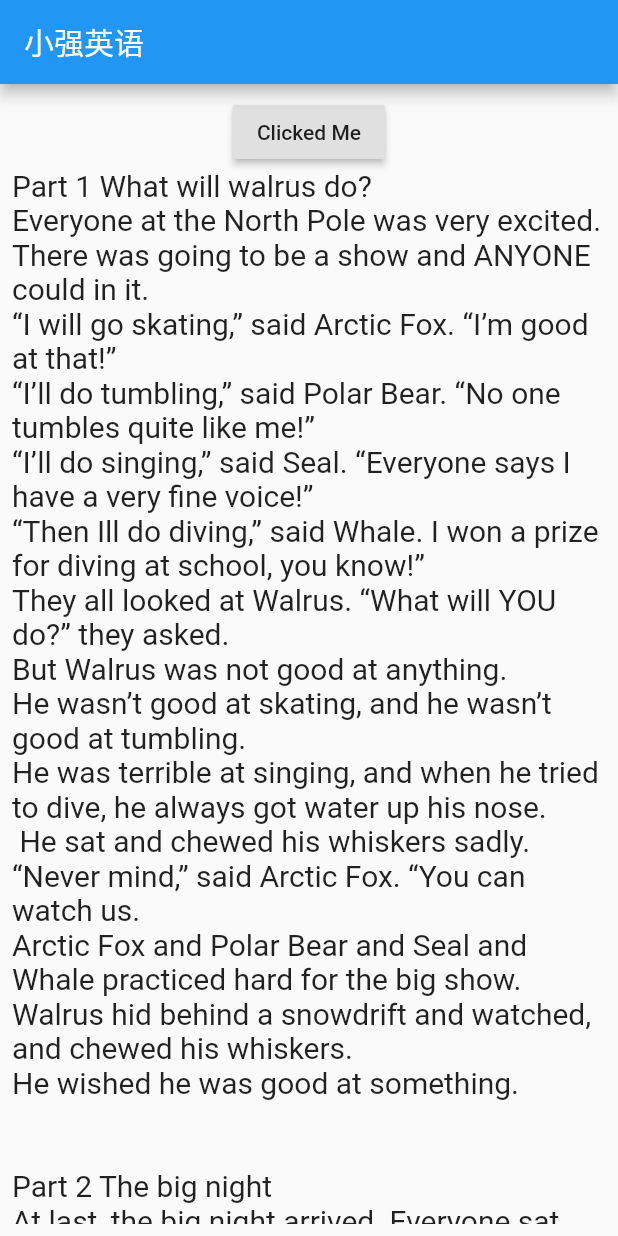
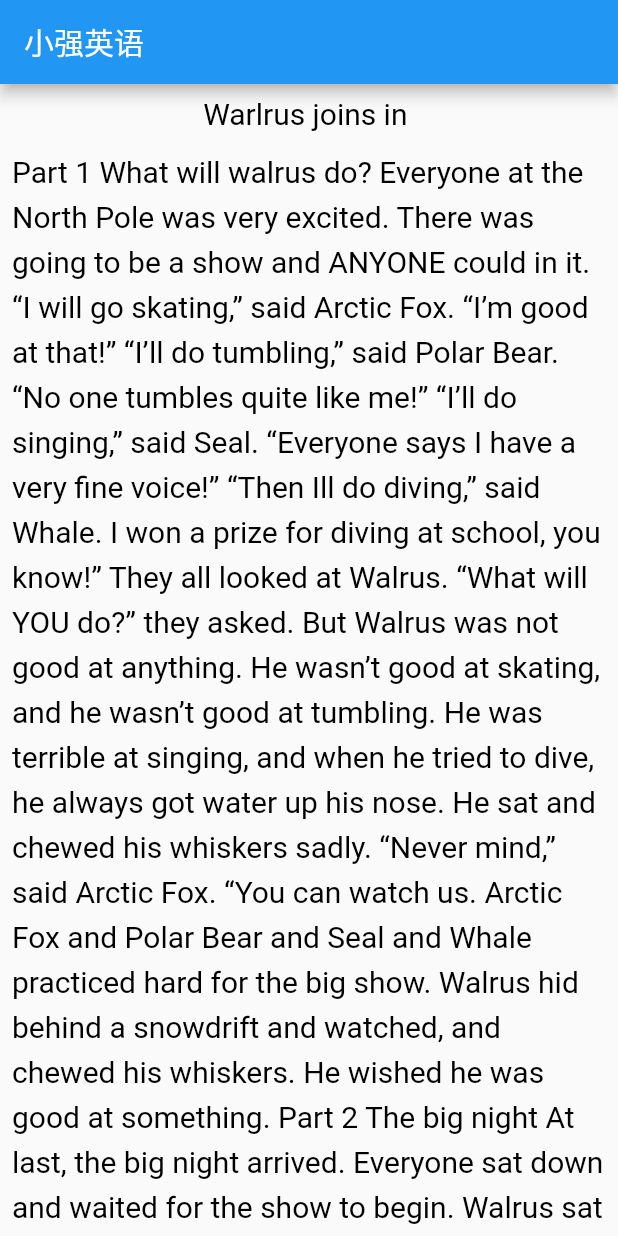
Before and after one commit to FrankZheng/rich_text_flutter, a Flutter app: the screen it shows after launch, on a phone screen of 412 x 824 dp. Run offline on Flutter 3.47's test engine with Material 2 defaults, Android fonts, the phone set to English and light mode, and no system bars; our stand-ins replace audioplayers, dio.

Commit message:
make click more accurate

```diff
--- a/lib/add_article.dart
+++ b/lib/add_article.dart
@@ -5,6 +5,7 @@ import 'package:dio/dio.dart';
 
 import 'model.dart';
 
+/*
 class MyHomePage extends StatefulWidget {
   MyHomePage({Key key, this.title}) : super(key: key);
 
@@ -222,3 +223,4 @@ class _MyHomePageState extends State<MyHomePage> {
     );
   }
 }
+*/
--- a/lib/main.dart
+++ b/lib/main.dart
@@ -1,5 +1,7 @@
+import 'package:flutter/gestures.dart';
 import 'package:flutter/material.dart';
 import 'package:flutter/services.dart';
+import 'package:rich_text_flutter/model.dart';
 
 void main() => runApp(MyApp());
 
@@ -27,16 +29,23 @@ class MyHomePage extends StatefulWidget {
 }
 
 class _MyHomePageState extends State<MyHomePage> {
-  String article;
+  Article article;
+
+  void init() async {
+    String str = await rootBundle.loadString('assets/article1.txt');
+    WordCollection title = new WordCollection("Warlrus joins in");
+    WordCollection body = new WordCollection(str);
+    Article article = new Article(title, body);
+    await article.splitWord();
+    setState(() {
+      this.article = article;
+    });
+  }
+
   @override
   void initState() {
+    init();
     super.initState();
-
-    rootBundle.loadString('assets/article1.txt').then((value) {
-      setState(() {
-        article = value;
-      });
-    });
   }
 
   void onPressed() {
@@ -50,8 +59,74 @@ class _MyHomePageState extends State<MyHomePage> {
         });
   }
 
+  Widget buildWordCollectionWidget(WordCollection wordCollection,
+      TextStyle normalStyle, TextStyle selectedStyle) {
+    assert(wordCollection.colletion != null &&
+        wordCollection.colletion.isNotEmpty);
+    List<Word> words = wordCollection.colletion;
+    List<TextSpan> spans = [];
+    for (int i = 0; i < words.length; i++) {
+      final Word word = words[i];
+      TextSpan span;
+      if (wordCollection.selectedWordIndex == i) {
+        //selected
+        //make the word a separate span
+        span = new TextSpan(children: <TextSpan>[
+          if (word.prefix != null) TextSpan(text: word.prefix),
+          TextSpan(text: word.word, style: selectedStyle),
+          if (word.postfix != null) TextSpan(text: word.postfix),
+          TextSpan(text: ' '),
+        ]);
+      } else {
+        //unselected, make the prefix+word+postfix+space as whole span
+        TapGestureRecognizer recognizer = new TapGestureRecognizer();
+        recognizer.onTap = () {
+          this.onTapWord(word);
+          wordCollection.selectedWordIndex = i;
+          //refresh UI to mark the selected word
+          setState(() {
+            this.article = article;
+          });
+        };
+        span = new TextSpan(text: '${word.rawWord} ', recognizer: recognizer);
+      }
+      spans.add(span);
+    }
+    return new RichText(
+      text: new TextSpan(children: spans, style: normalStyle),
+    );
+  }
+
+  Widget title() {
+    debugPrint('buildTitle');
+    assert(article != null && article.title != null);
+    TextStyle normalStyle =
+        new TextStyle(color: Colors.black, fontSize: 20, height: 1.2);
+    TextStyle selectedStyle =
+        new TextStyle(color: Colors.blue, fontSize: 20, height: 1.2);
+    return buildWordCollectionWidget(article.title, normalStyle, selectedStyle);
+  }
+
+  Widget body() {
+    debugPrint('buildBody');
+    assert(article != null && article.body != null);
+    TextStyle normalStyle =
+        new TextStyle(color: Colors.black, fontSize: 20, height: 1.5);
+    TextStyle selectedStyle = new TextStyle(
+        color: Colors.black,
+        backgroundColor: Colors.yellow,
+        fontSize: 20,
+        height: 1.5);
+    return buildWordCollectionWidget(article.body, normalStyle, selectedStyle);
+  }
+
+  void onTapWord(Word word) {
+    debugPrint('tap word:${word.word}');
+  }
+
   @override
   Widget build(BuildContext context) {
+    debugPrint('build');
     Widget content;
     if (article == null) {
       content = Center(
@@ -60,15 +135,16 @@ class _MyHomePageState extends State<MyHomePage> {
     } else {
       content = Column(
         children: <Widget>[
-          RaisedButton(
-            child: Text('Clicked Me'),
-            onPressed: onPressed,
-          ),
           Expanded(
             child: SingleChildScrollView(
-              child: Text(
-                article,
-                style: TextStyle(fontSize: 20),
+              child: Column(
+                children: <Widget>[
+                  title(),
+                  SizedBox(
+                    height: 10,
+                  ),
+                  body(),
+                ],
               ),
             ),
           ),
--- a/lib/model.dart
+++ b/lib/model.dart
@@ -1,5 +1,21 @@
+class Word {
+  final String rawWord;
+  String prefix;
+  String word;
+  String postfix;
+
+  Word(this.rawWord) {
+    //split the rawWord to prefix, pure word, postfix.
+    //1. pure word
+    //2. word with some symbols
+    // with [, . ? ! : ; "'()[]]
+    // abbr, U.S. e.g.
+    word = rawWord;
+  }
+}
+
 class WordDefinition {
-  final String word; //orginal word to translate
+  final Word word; //orginal word to translate
   String
       translatedWord; //translated word, for example, search looked, translate look
   final Map<String, dynamic> rawData;
@@ -30,9 +46,39 @@ class WordDefinition {
   }
 }
 
+class WordCollection {
+  final String rawString;
+  List<Word> colletion = [];
+  WordCollection(this.rawString);
+  int selectedWordIndex;
+
+  Future<void> splitWords() async {
+    //here may put the code into isolate to avoid block main thread
+    //use string.split to split raw string to several words
+    RegExp re = new RegExp(r"\s+");
+    List<String> words = rawString.split(re);
+    words.forEach((w) {
+      Word word = new Word(w);
+      colletion.add(word);
+    });
+  }
+}
+
 class Article {
-  final String title;
-  final String body;
+  final WordCollection title;
+  final WordCollection body;
+
+  List<Word> words;
 
   Article(this.title, this.body);
+
+  Future<void> splitWord() async {
+    await title.splitWords();
+    await body.splitWords();
+  }
+
+  void clearSelection() {
+    title.selectedWordIndex = null;
+    body.selectedWordIndex = null;
+  }
 }
```
Also changed, not shown: pubspec.lock.
